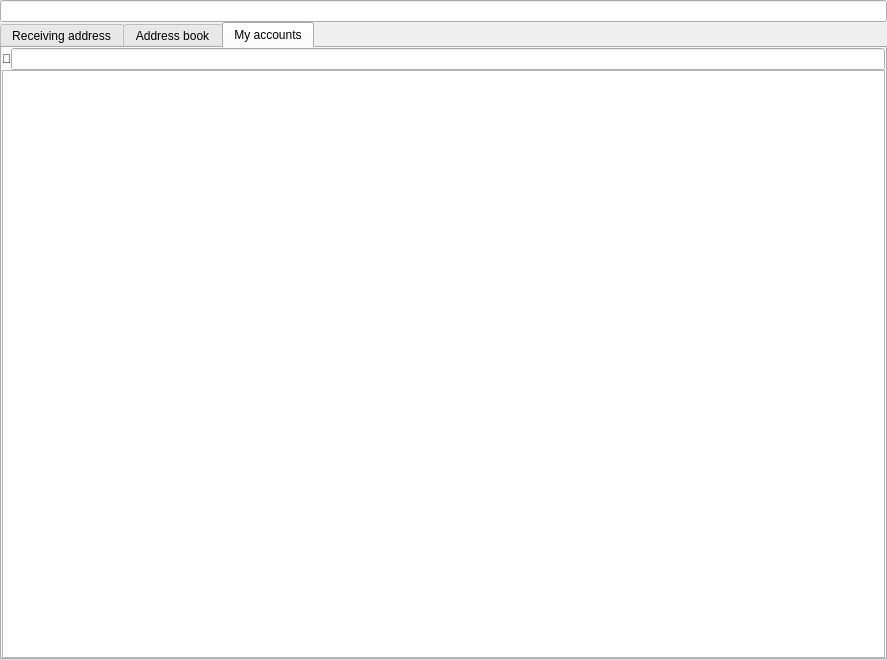
frozenflux3/munt-official, file src/qt/_Gulden/forms/guldensendcoinsentry.ui: the form before one commit.
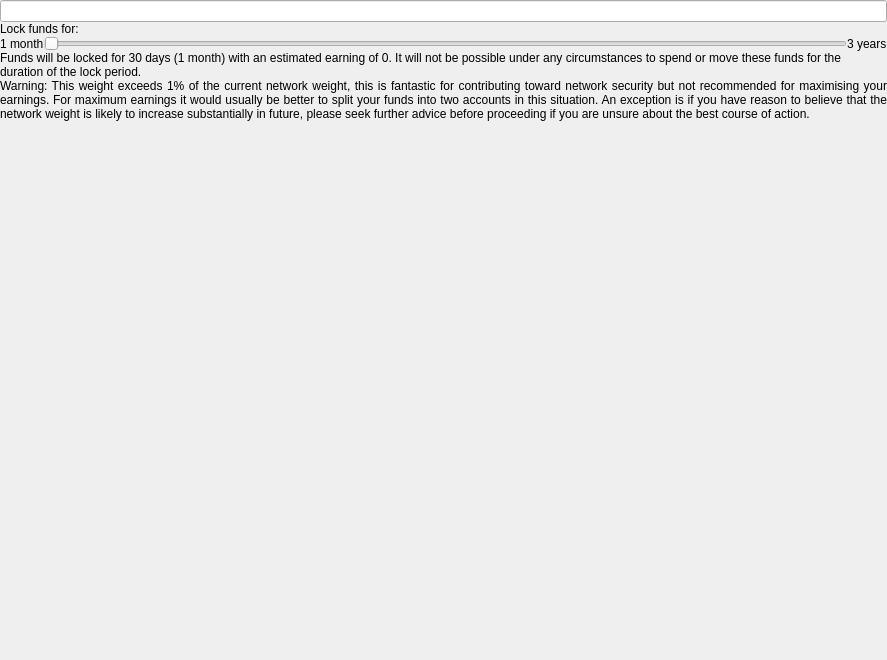
The form after the commit. The open tabs and pages were chosen to show the change. Custom widgets are drawn as their Qt base class.

Commit message: Basic UI changes for witnessing accounts.

The edit to the form file:
```diff
--- a/src/qt/_Gulden/forms/guldensendcoinsentry.ui
+++ b/src/qt/_Gulden/forms/guldensendcoinsentry.ui
@@ -30,10 +30,24 @@
     <number>0</number>
    </property>
    <item>
-    <layout class="QVBoxLayout" name="verticalLayout_8">
-     <item>
-      <widget class="BitcoinAmountField" name="payAmount"/>
-     </item>
+    <widget class="BitcoinAmountField" name="payAmount">
+     <zorder>sendCoinsRecipientBook</zorder>
+     <zorder>sendCoinsRecipientBook</zorder>
+    </widget>
+   </item>
+   <item>
+    <widget class="QStackedWidget" name="sendCoinsRecipientStack">
+     <property name="currentIndex">
+      <number>1</number>
+     </property>
+     <widget class="QWidget" name="sendCoinsRecipientPage">
+      <layout class="QVBoxLayout" name="verticalLayout_10">
+       <property name="spacing">
+        <number>0</number>
+       </property>
+       <property name="margin">
+        <number>0</number>
+       </property>
      <item>
       <widget class="QTabWidget" name="sendCoinsRecipientBook">
        <property name="currentIndex">
@@ -240,6 +254,140 @@
       </widget>
      </item>
     </layout>
+     </widget>
+     <widget class="QWidget" name="sendCoinsWitnessPage">
+      <layout class="QVBoxLayout" name="verticalLayout_8">
+       <property name="spacing">
+        <number>0</number>
+       </property>
+       <property name="margin">
+        <number>0</number>
+       </property>
+       <item>
+        <widget class="QLabel" name="pow2LockFundsHeading">
+         <property name="text">
+          <string>Lock funds for:</string>
+         </property>
+         <property name="indent">
+          <number>0</number>
+         </property>
+        </widget>
+       </item>
+       <item>
+        <layout class="QHBoxLayout" name="pow2SliderLayout" stretch="0,1,0">
+         <property name="spacing">
+          <number>0</number>
+         </property>
+         <property name="leftMargin">
+          <number>0</number>
+         </property>
+         <property name="topMargin">
+          <number>0</number>
+         </property>
+         <item>
+          <widget class="QLabel" name="pow2LockFundsSliderMinLabel">
+           <property name="text">
+            <string notr="true">1 month</string>
+           </property>
+           <property name="indent">
+            <number>0</number>
+           </property>
+          </widget>
+         </item>
+         <item>
+          <widget class="QSlider" name="pow2LockFundsSlider">
+           <property name="enabled">
+            <bool>true</bool>
+           </property>
+           <property name="sizePolicy">
+            <sizepolicy hsizetype="Minimum" vsizetype="Fixed">
+             <horstretch>0</horstretch>
+             <verstretch>0</verstretch>
+            </sizepolicy>
+           </property>
+           <property name="maximum">
+            <number>10</number>
+           </property>
+           <property name="pageStep">
+            <number>11</number>
+           </property>
+           <property name="tracking">
+            <bool>true</bool>
+           </property>
+           <property name="orientation">
+            <enum>Qt::Horizontal</enum>
+           </property>
+           <property name="invertedAppearance">
+            <bool>false</bool>
+           </property>
+           <property name="invertedControls">
+            <bool>false</bool>
+           </property>
+           <property name="tickPosition">
+            <enum>QSlider::NoTicks</enum>
+           </property>
+          </widget>
+         </item>
+         <item>
+          <widget class="QLabel" name="pow2LockFundsSliderMaxLabel">
+           <property name="text">
+            <string notr="true">3 years</string>
+           </property>
+           <property name="wordWrap">
+            <bool>false</bool>
+           </property>
+           <property name="indent">
+            <number>0</number>
+           </property>
+          </widget>
+         </item>
+        </layout>
+       </item>
+       <item>
+        <widget class="QLabel" name="pow2LockFundsInfoLabel">
+         <property name="text">
+          <string notr="true">Funds will be locked for 30 days (1 month) with an estimated earning of 0. It will not be possible under any circumstances to spend or move these funds for the duration of the lock period.</string>
+         </property>
+         <property name="wordWrap">
+          <bool>true</bool>
+         </property>
+         <property name="indent">
+          <number>0</number>
+         </property>
+        </widget>
+       </item>
+       <item>
+        <widget class="QLabel" name="pow2WeightExceedsMaxPercentWarning">
+         <property name="text">
+          <string>Warning: This weight exceeds 1% of the current network weight, this is fantastic for contributing toward network security but not recommended for maximising your earnings. For maximum earnings it would usually be better to split your funds into two accounts in this situation. An exception is if you have reason to believe that the network weight is likely to increase substantially in future, please seek further advice before proceeding if you are unsure about the best course of action.</string>
+         </property>
+         <property name="alignment">
+          <set>Qt::AlignJustify|Qt::AlignVCenter</set>
+         </property>
+         <property name="wordWrap">
+          <bool>true</bool>
+         </property>
+         <property name="indent">
+          <number>0</number>
+         </property>
+        </widget>
+       </item>
+       <item>
+        <spacer name="verticalSpacer">
+         <property name="orientation">
+          <enum>Qt::Vertical</enum>
+         </property>
+         <property name="sizeHint" stdset="0">
+          <size>
+           <width>20</width>
+           <height>40</height>
+          </size>
+         </property>
+        </spacer>
+       </item>
+      </layout>
+     </widget>
+    </widget>
    </item>
   </layout>
  </widget>
```
Left out of the diff: 2 changed lines with no effect on the pictures. Lines whose indentation alone changed are shown as unchanged. The commit also changes 15 other files.
